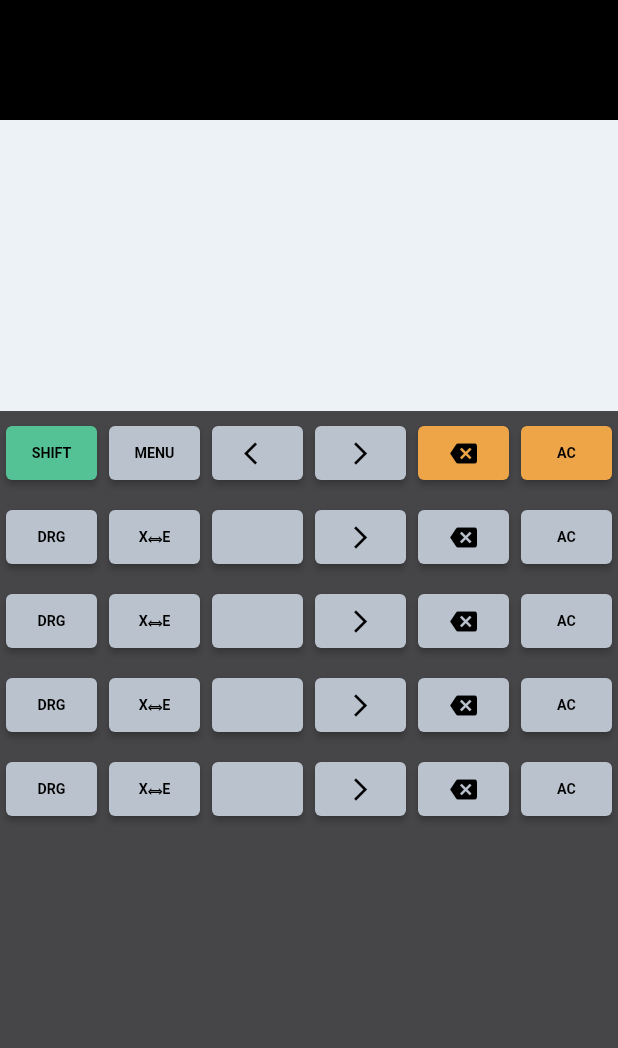
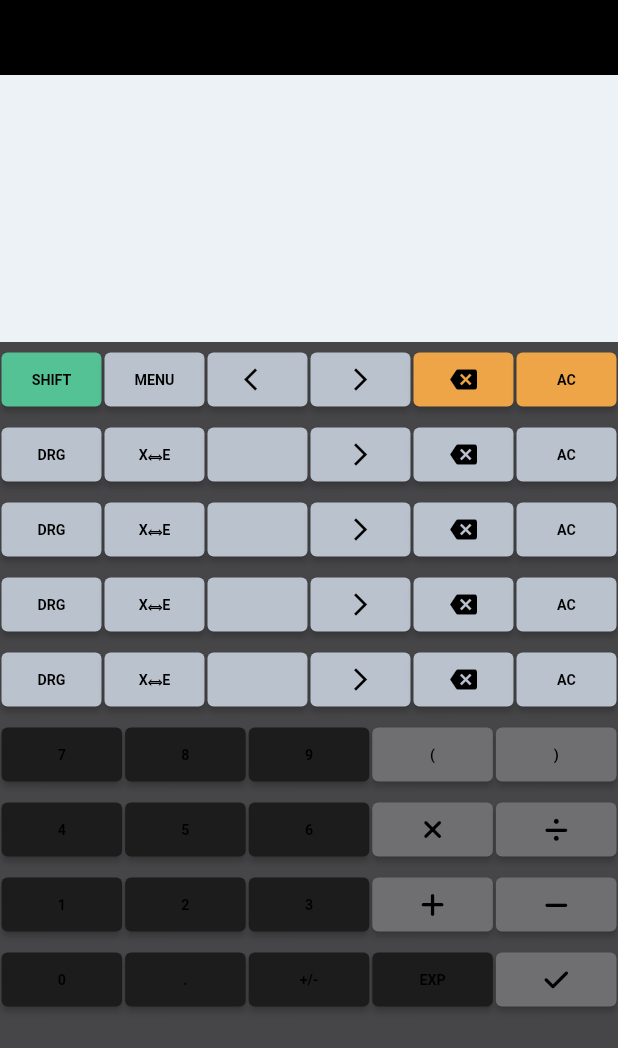
Before and after one commit to VictorCuerdo/InfiniCalc, a Flutter app: the screen it shows after launch, on a phone screen of 412 x 824 dp. Shown: the top 1048 px of the screen. Run offline on Flutter 3.47's test engine with Material 2 defaults, Android fonts, the phone set to English and light mode, and no system bars; our stand-ins replace font_awesome_flutter.

Commit message:
icons set

```diff
--- a/lib/ui/calculator_display.dart
+++ b/lib/ui/calculator_display.dart
@@ -11,13 +11,13 @@ class CalculatorDisplay extends StatelessWidget {
       children: [
         // Black Container
         Container(
-          height: 80,
+          height: 50,
           color: Colors.black,
         ),
         // Your existing Container
         Container(
           padding:
-              const EdgeInsets.only(top: 150, left: 0, right: 0, bottom: 16),
+              const EdgeInsets.only(top: 100, left: 0, right: 0, bottom: 50),
           width: double.infinity,
           color: const Color(0xFFEDF2F6),
           child: Text(
--- a/lib/ui/home_screen.dart
+++ b/lib/ui/home_screen.dart
@@ -1,5 +1,6 @@
 //ignore_for_file: library_private_types_in_public_api
 import 'package:flutter/material.dart';
+import 'package:font_awesome_flutter/font_awesome_flutter.dart';
 
 import '../controllers/calculator_controller.dart';
 import '../models/calculator_model.dart';
@@ -57,6 +58,7 @@ class _HomeScreenState extends State<HomeScreen> {
                   bgColor: const Color(0xFFEEA547)),
             ],
           ),
+
 //ROW 2
           Row(
             children: [
@@ -173,6 +175,106 @@ class _HomeScreenState extends State<HomeScreen> {
                   bgColor: const Color(0xFFBAC2CD)),
             ],
           ),
+          //ROW 6
+          Row(
+            children: [
+              CalculatorButton(
+                  label: "7",
+                  onPressed: () {},
+                  bgColor: const Color(0xFF1C1C1C)),
+              CalculatorButton(
+                  label: "8",
+                  onPressed: () {},
+                  bgColor: const Color(0xFF1C1C1C)),
+              CalculatorButton(
+                  label: "9",
+                  onPressed: () {},
+                  bgColor: const Color(0xFF1C1C1C)),
+              CalculatorButton(
+                  label: "(",
+                  onPressed: () {},
+                  bgColor: const Color(0xFF6F6F71)),
+              CalculatorButton(
+                  label: ")",
+                  onPressed: () {},
+                  bgColor: const Color(0xFF6F6F71)),
+            ],
+          ),
+          //ROW 7
+          Row(
+            children: [
+              CalculatorButton(
+                  label: "4",
+                  onPressed: () {},
+                  bgColor: const Color(0xFF1C1C1C)),
+              CalculatorButton(
+                  label: "5",
+                  onPressed: () {},
+                  bgColor: const Color(0xFF1C1C1C)),
+              CalculatorButton(
+                  label: "6",
+                  onPressed: () {},
+                  bgColor: const Color(0xFF1C1C1C)),
+              CalculatorButton(
+                  label: FontAwesomeIcons.xmark,
+                  onPressed: () {},
+                  bgColor: const Color(0xFF6F6F71)),
+              CalculatorButton(
+                  label: FontAwesomeIcons.divide,
+                  onPressed: () {},
+                  bgColor: const Color(0xFF6F6F71)),
+            ],
+          ),
+          //ROW 8
+          Row(
+            children: [
+              CalculatorButton(
+                  label: "1",
+                  onPressed: () {},
+                  bgColor: const Color(0xFF1C1C1C)),
+              CalculatorButton(
+                  label: "2",
+                  onPressed: () {},
+                  bgColor: const Color(0xFF1C1C1C)),
+              CalculatorButton(
+                  label: "3",
+                  onPressed: () {},
+                  bgColor: const Color(0xFF1C1C1C)),
+              CalculatorButton(
+                  label: FontAwesomeIcons.plus,
+                  onPressed: () {},
+                  bgColor: const Color(0xFF6F6F71)),
+              CalculatorButton(
+                  label: FontAwesomeIcons.minus,
+                  onPressed: () {},
+                  bgColor: const Color(0xFF6F6F71)),
+            ],
+          ),
+          //ROW 9
+          Row(
+            children: [
+              CalculatorButton(
+                  label: "0",
+                  onPressed: () {},
+                  bgColor: const Color(0xFF1C1C1C)),
+              CalculatorButton(
+                  label: ".",
+                  onPressed: () {},
+                  bgColor: const Color(0xFF1C1C1C)),
+              CalculatorButton(
+                  label: "+/-",
+                  onPressed: () {},
+                  bgColor: const Color(0xFF1C1C1C)),
+              CalculatorButton(
+                  label: "EXP",
+                  onPressed: () {},
+                  bgColor: const Color(0xFF1C1C1C)),
+              CalculatorButton(
+                  label: FontAwesomeIcons.check,
+                  onPressed: () {},
+                  bgColor: const Color(0xFF6F6F71)),
+            ],
+          ),
         ],
       ),
     );
--- a/lib/widgets/calculator_button.dart
+++ b/lib/widgets/calculator_button.dart
@@ -16,15 +16,14 @@ class CalculatorButton extends StatelessWidget {
   Widget build(BuildContext context) {
     return Expanded(
       child: Padding(
-        padding: const EdgeInsets.all(4.0),
+        padding: const EdgeInsets.all(1.0),
         child: ElevatedButton(
           onPressed: onPressed, // Render text otherwise
           style: ElevatedButton.styleFrom(
             backgroundColor: bgColor,
           ),
-          child: label is IconData // Check if label is of type IconData
-              ? Icon(label,
-                  color: Colors.black, size: 18) // Render icon if true
+          child: label is IconData
+              ? Icon(label, color: Colors.black, size: 18)
               : Text(label,
                   style: const TextStyle(
                       color: Colors.black,
```
